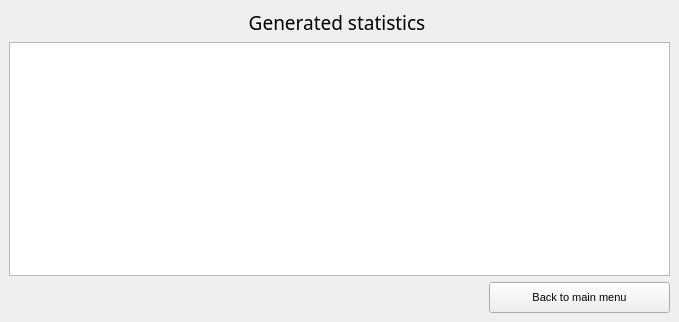
The window that bin/interface/ui_files/stata.ui (ROM-ZAH/BUGS_Programm) describes before a commit, drawn with Qt 5.
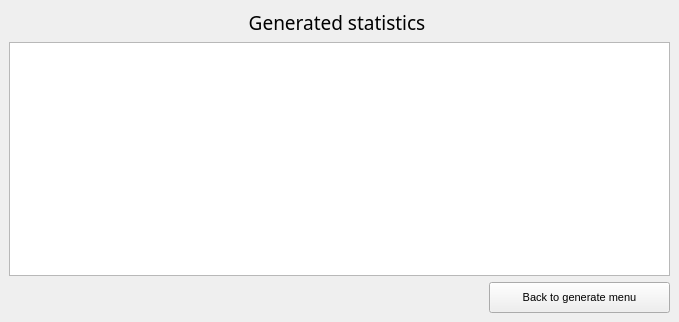
The same window after the commit. Icons and pictures are not drawn.

```diff
--- a/bin/interface/ui_files/stata.ui
+++ b/bin/interface/ui_files/stata.ui
@@ -76,7 +76,7 @@
          </font>
         </property>
         <property name="text">
-         <string notr="true">Back to main menu</string>
+         <string notr="true">Back to generate menu</string>
         </property>
        </widget>
       </item>
```
Left out of the diff: 8 changed lines with no effect on the pictures.
